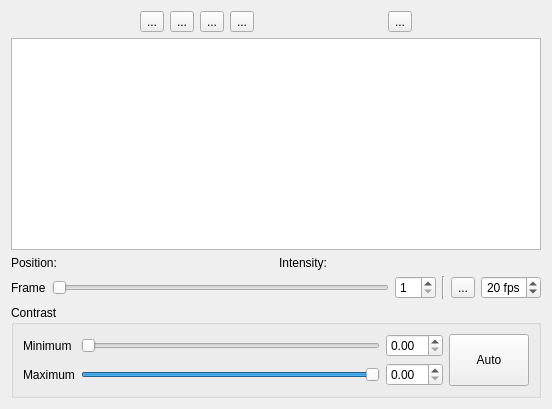
Old version of the form sdt/gui/micro_view_widget.ui in the repository schuetzgroup/sdt-python.
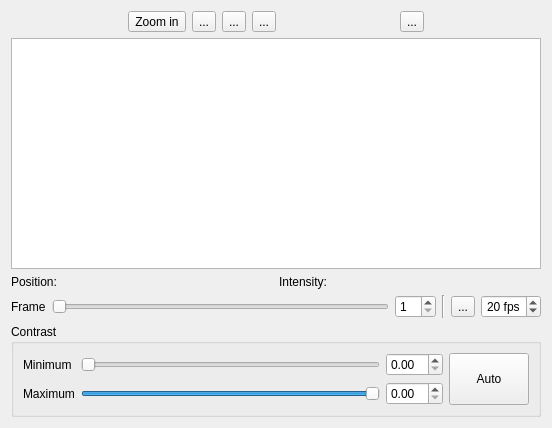
New version of the form. Icons and pictures are not drawn.

```diff
--- a/sdt/gui/micro_view_widget.ui
+++ b/sdt/gui/micro_view_widget.ui
@@ -7,7 +7,7 @@
     <x>0</x>
     <y>0</y>
     <width>552</width>
-    <height>409</height>
+    <height>428</height>
    </rect>
   </property>
   <property name="windowTitle">
@@ -32,7 +32,7 @@
      <item>
       <widget class="QToolButton" name="zoomOutButton">
        <property name="text">
-        <string>...</string>
+        <string>Zoom in</string>
        </property>
        <property name="icon">
         <iconset theme="zoom-out">
```
Left out of the diff: 35 changed lines with no effect on the pictures.
